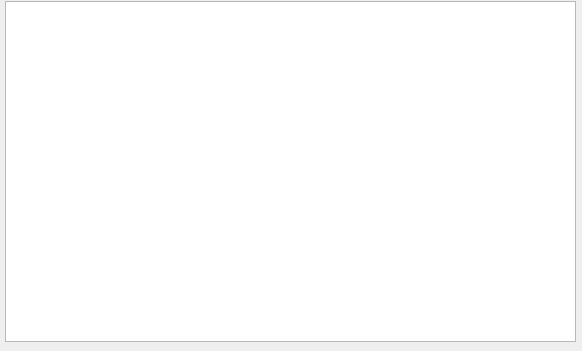
Before: the Qt Designer form src/formLogWindow/formlogwindow.ui in guanglun/GLMocap, drawn with Qt 5.
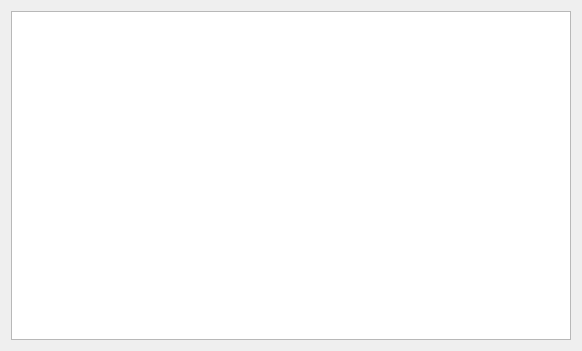
After: the same form once the commit is applied.

```diff
--- a/src/formLogWindow/formlogwindow.ui
+++ b/src/formLogWindow/formlogwindow.ui
@@ -25,16 +25,15 @@
   <property name="windowTitle">
    <string>FormLogWindow</string>
   </property>
-  <widget class="QTextBrowser" name="tb_log">
-   <property name="geometry">
-    <rect>
-     <x>5</x>
-     <y>1</y>
-     <width>571</width>
-     <height>341</height>
-    </rect>
-   </property>
-  </widget>
+  <layout class="QVBoxLayout" name="verticalLayout_2">
+   <item>
+    <layout class="QGridLayout" name="gridLayout">
+     <item row="0" column="0">
+      <widget class="QTextBrowser" name="tb_log"/>
+     </item>
+    </layout>
+   </item>
+  </layout>
  </widget>
  <resources/>
  <connections/>
```
